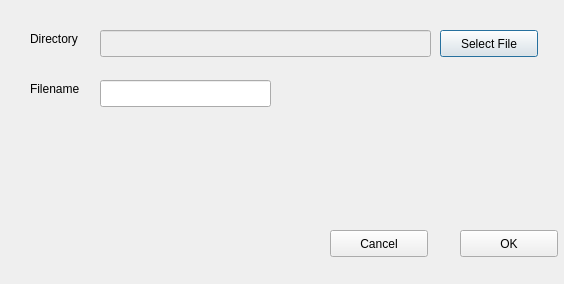
This is FileArchiver/RetrieveForm.ui in ethanzxlee/CSCI222-Assignment-1 as Qt 5 draws it before an edit. The edited form follows.
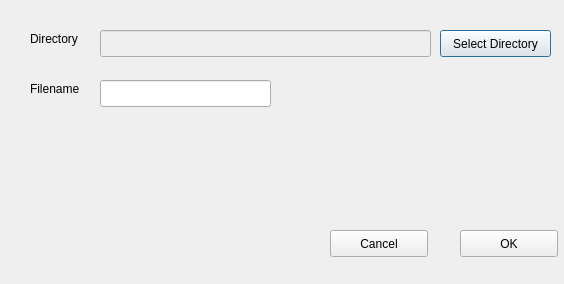
This is the edited form.

What changed in the file:
```diff
--- a/FileArchiver/RetrieveForm.ui
+++ b/FileArchiver/RetrieveForm.ui
@@ -67,12 +67,12 @@
     <rect>
      <x>440</x>
      <y>30</y>
-     <width>98</width>
+     <width>111</width>
      <height>27</height>
     </rect>
    </property>
    <property name="text">
-    <string>Select File</string>
+    <string>Select Directory</string>
    </property>
   </widget>
   <widget class="QPushButton" name="okButton">
```
